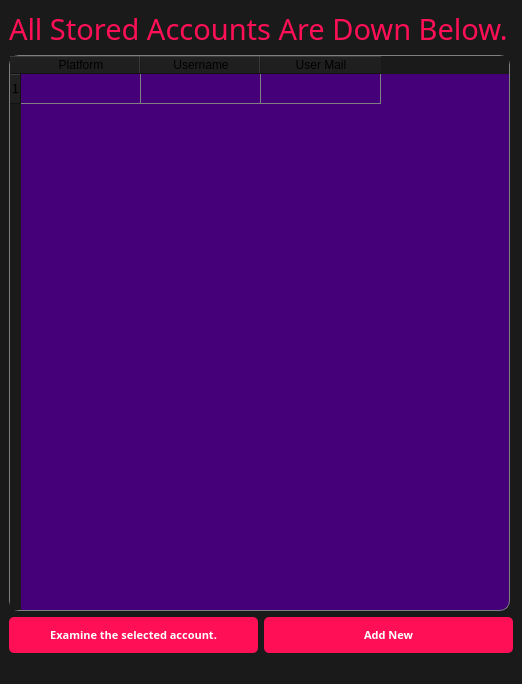
This is selectionForm.ui in TasarrufluFare/AccountStorageApp as Qt 5 draws it before an edit. The edited form follows.
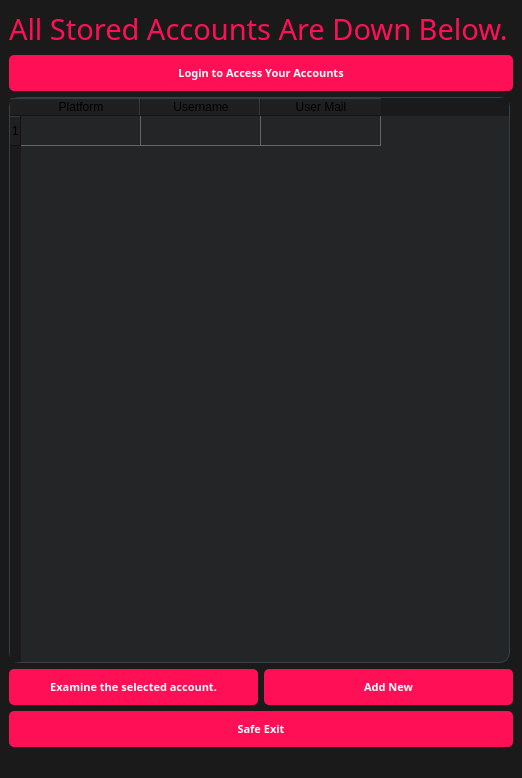
This is the edited form. Icons and pictures are not drawn.

Diff of the .ui file:
```diff
--- a/selectionForm.ui
+++ b/selectionForm.ui
@@ -7,7 +7,7 @@
     <x>0</x>
     <y>0</y>
     <width>522</width>
-    <height>684</height>
+    <height>778</height>
    </rect>
   </property>
   <property name="maximumSize">
@@ -36,40 +36,6 @@
     <string notr="true"/>
    </property>
    <layout class="QGridLayout" name="gridLayout">
-    <item row="2" column="0">
-     <widget class="QPushButton" name="examineButton">
-      <property name="font">
-       <font>
-        <family>Verdana Pro Semibold</family>
-        <pointsize>-1</pointsize>
-        <weight>75</weight>
-        <bold>true</bold>
-       </font>
-      </property>
-      <property name="styleSheet">
-       <string notr="true">QPushButton
-{
-	background-color: #ff1056;
-	color: #fff;
-	font-size: 11px;
-	font-weight: bold;
-	border: none;
-	border-radius: 5px;
-	padding: 10px;
-
-}
-
-QPushButton::pressed
-{
-	background-color: #CB6FFF;
-
-}</string>
-      </property>
-      <property name="text">
-       <string>Examine the selected account.</string>
-      </property>
-     </widget>
-    </item>
     <item row="0" column="0" colspan="2">
      <widget class="QLabel" name="generalLabel">
       <property name="font">
@@ -91,7 +57,44 @@
      </widget>
     </item>
     <item row="1" column="0" colspan="2">
+     <widget class="QPushButton" name="login_logout_btn">
+      <property name="font">
+       <font>
+        <family>Verdana Pro Semibold</family>
+        <pointsize>-1</pointsize>
+        <weight>75</weight>
+        <bold>true</bold>
+       </font>
+      </property>
+      <property name="styleSheet">
+       <string notr="true">QPushButton
+{
+	background-color: #ff1056;
+	color: #fff;
+	font-size: 11px;
+	font-weight: bold;
+	border: none;
+	border-radius: 5px;
+	padding: 10px;
+
+}
+
+QPushButton::pressed
+{
+	background-color: #CB6FFF;
+
+}</string>
+      </property>
+      <property name="text">
+       <string>Login to Access Your Accounts</string>
+      </property>
+     </widget>
+    </item>
+    <item row="2" column="0" colspan="2">
      <widget class="QTableWidget" name="acc_Table">
+      <property name="enabled">
+       <bool>false</bool>
+      </property>
       <property name="maximumSize">
        <size>
         <width>501</width>
@@ -262,8 +265,48 @@
       </column>
      </widget>
     </item>
-    <item row="2" column="1">
+    <item row="3" column="0">
+     <widget class="QPushButton" name="examineButton">
+      <property name="enabled">
+       <bool>false</bool>
+      </property>
+      <property name="font">
+       <font>
+        <family>Verdana Pro Semibold</family>
+        <pointsize>-1</pointsize>
+        <weight>75</weight>
+        <bold>true</bold>
+       </font>
+      </property>
+      <property name="styleSheet">
+       <string notr="true">QPushButton
+{
+	background-color: #ff1056;
+	color: #fff;
+	font-size: 11px;
+	font-weight: bold;
+	border: none;
+	border-radius: 5px;
+	padding: 10px;
+
+}
+
+QPushButton::pressed
+{
+	background-color: #CB6FFF;
+
+}</string>
+      </property>
+      <property name="text">
+       <string>Examine the selected account.</string>
+      </property>
+     </widget>
+    </item>
+    <item row="3" column="1">
      <widget class="QPushButton" name="addnewButton">
+      <property name="enabled">
+       <bool>false</bool>
+      </property>
       <property name="font">
        <font>
         <family>Verdana Pro Cond</family>
@@ -297,6 +340,44 @@
       </property>
      </widget>
     </item>
+    <item row="4" column="0" colspan="2">
+     <widget class="QPushButton" name="lockTheAccs_btn">
+      <property name="enabled">
+       <bool>false</bool>
+      </property>
+      <property name="font">
+       <font>
+        <family>Verdana Pro Cond</family>
+        <pointsize>-1</pointsize>
+        <weight>75</weight>
+        <italic>false</italic>
+        <bold>true</bold>
+       </font>
+      </property>
+      <property name="styleSheet">
+       <string notr="true">QPushButton
+{
+	background-color: #ff1056;
+	color: #fff;
+	font-size: 11px;
+	font-weight: bold;
+	border: none;
+	border-radius: 5px;
+	padding: 10px;
+
+}
+
+QPushButton::pressed
+{
+	background-color: #CB6FFF;
+
+}</string>
+      </property>
+      <property name="text">
+       <string>Safe Exit</string>
+      </property>
+     </widget>
+    </item>
    </layout>
   </widget>
   <widget class="QMenuBar" name="menubar">
```
